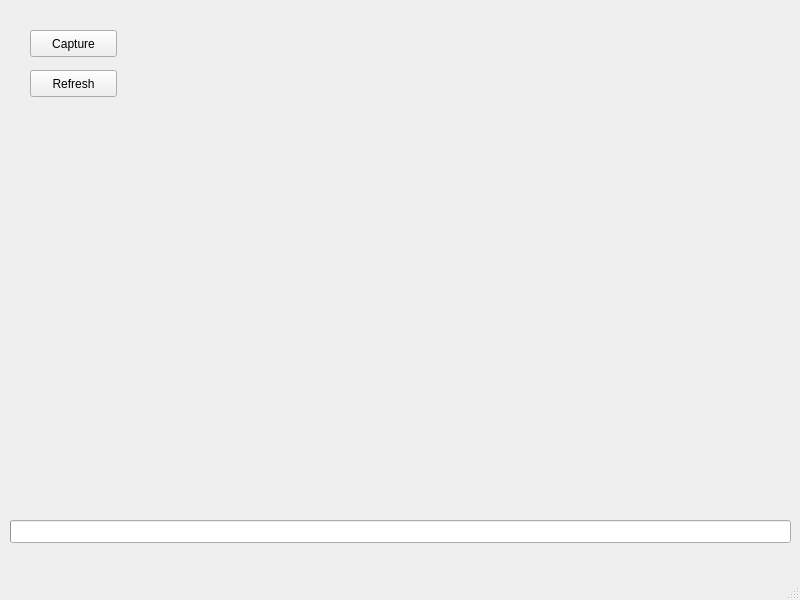
plule/pfe-costumes, file pc/master/mainwindow.ui: the form before one commit.
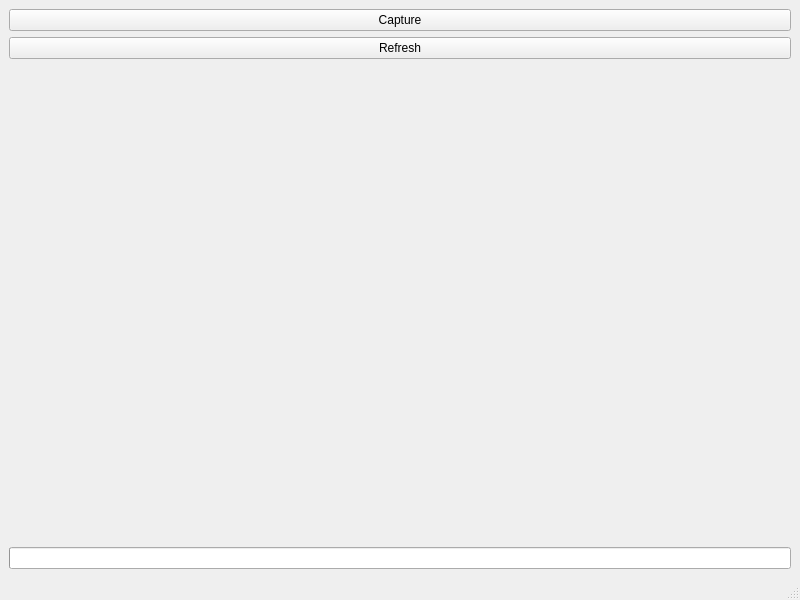
The form after the commit.

The edit to the form file:
```diff
--- a/pc/master/mainwindow.ui
+++ b/pc/master/mainwindow.ui
@@ -14,41 +14,53 @@
    <string>MainWindow</string>
   </property>
   <widget class="QWidget" name="centralwidget">
+   <layout class="QVBoxLayout" name="verticalLayout_2">
+    <item>
+     <layout class="QHBoxLayout" name="mainLayout">
+      <item>
+       <layout class="QVBoxLayout" name="picLayout"/>
+      </item>
+      <item>
+       <layout class="QVBoxLayout" name="controlLayout">
+        <property name="sizeConstraint">
+         <enum>QLayout::SetMinimumSize</enum>
+        </property>
+        <item>
    <widget class="QPushButton" name="captureButton">
-    <property name="geometry">
-     <rect>
-      <x>30</x>
-      <y>30</y>
-      <width>87</width>
-      <height>27</height>
-     </rect>
-    </property>
     <property name="text">
      <string>Capture</string>
     </property>
    </widget>
+        </item>
+        <item>
    <widget class="QPushButton" name="refreshButton">
-    <property name="geometry">
-     <rect>
-      <x>30</x>
-      <y>70</y>
-      <width>87</width>
-      <height>27</height>
-     </rect>
+          <property name="enabled">
+           <bool>true</bool>
     </property>
     <property name="text">
      <string>Refresh</string>
     </property>
    </widget>
+        </item>
+        <item>
+         <spacer name="verticalSpacer">
+          <property name="orientation">
+           <enum>Qt::Vertical</enum>
+          </property>
+          <property name="sizeHint" stdset="0">
+           <size>
+            <width>10</width>
+            <height>40</height>
+           </size>
+          </property>
+         </spacer>
+        </item>
+       </layout>
+      </item>
+     </layout>
+    </item>
+    <item>
    <widget class="QProgressBar" name="workBar">
-    <property name="geometry">
-     <rect>
-      <x>10</x>
-      <y>520</y>
-      <width>781</width>
-      <height>23</height>
-     </rect>
-    </property>
     <property name="value">
      <number>0</number>
     </property>
@@ -56,6 +68,8 @@
      <string/>
     </property>
    </widget>
+    </item>
+   </layout>
   </widget>
   <widget class="QMenuBar" name="menubar">
    <property name="geometry">
```
Lines whose indentation alone changed are shown as unchanged.
